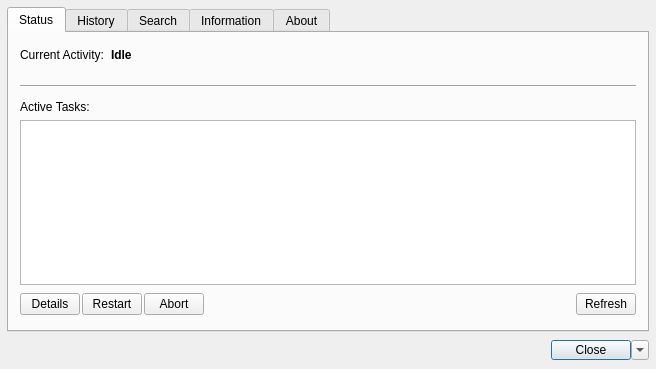
Above: CloudAgent/yca_mainwindow.ui from WillForan/yarraclient before the change. Below: the same form after it.
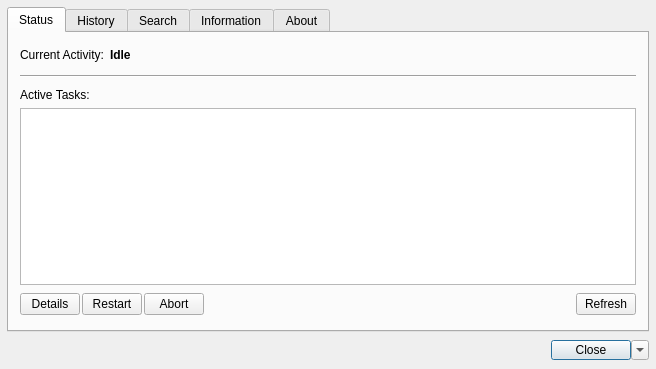
That is the form after the change. Icons and pictures are not drawn.

```diff
--- a/CloudAgent/yca_mainwindow.ui
+++ b/CloudAgent/yca_mainwindow.ui
@@ -69,6 +69,9 @@
        <layout class="QVBoxLayout" name="verticalLayout_4">
         <item>
          <layout class="QHBoxLayout" name="horizontalLayout_4">
+          <property name="spacing">
+           <number>5</number>
+          </property>
           <property name="topMargin">
            <number>4</number>
           </property>
@@ -90,10 +93,16 @@
           </item>
           <item>
            <widget class="QLabel" name="statusLabel">
+            <property name="sizePolicy">
+             <sizepolicy hsizetype="Preferred" vsizetype="Preferred">
+              <horstretch>0</horstretch>
+              <verstretch>0</verstretch>
+             </sizepolicy>
+            </property>
             <property name="minimumSize">
              <size>
               <width>0</width>
-              <height>24</height>
+              <height>16</height>
              </size>
             </property>
             <property name="text">
@@ -111,7 +120,7 @@
           <property name="minimumSize">
            <size>
             <width>0</width>
-            <height>16</height>
+            <height>12</height>
            </size>
           </property>
           <property name="orientation">
@@ -131,6 +140,9 @@
           <property name="verticalScrollBarPolicy">
            <enum>Qt::ScrollBarAsNeeded</enum>
           </property>
+          <property name="sizeAdjustPolicy">
+           <enum>QAbstractScrollArea::AdjustToContents</enum>
+          </property>
           <property name="editTriggers">
            <set>QAbstractItemView::AnyKeyPressed</set>
           </property>
@@ -143,6 +155,21 @@
           <property name="selectionBehavior">
            <enum>QAbstractItemView::SelectRows</enum>
           </property>
+          <property name="cornerButtonEnabled">
+           <bool>true</bool>
+          </property>
+          <attribute name="horizontalHeaderStretchLastSection">
+           <bool>true</bool>
+          </attribute>
+          <attribute name="verticalHeaderVisible">
+           <bool>false</bool>
+          </attribute>
+          <attribute name="verticalHeaderDefaultSectionSize">
+           <number>20</number>
+          </attribute>
+          <attribute name="verticalHeaderMinimumSectionSize">
+           <number>13</number>
+          </attribute>
          </widget>
         </item>
         <item>
```
